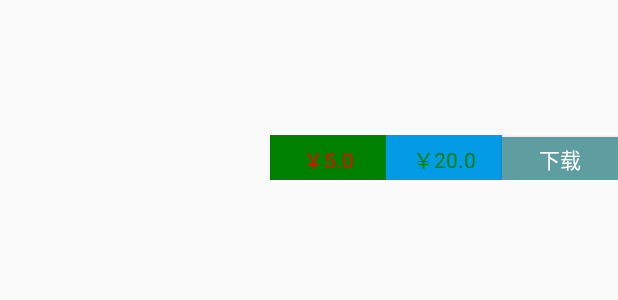
After one commit to yetote/CubeGame, an Android app: the layout item_boon.xml on its own in the app's theme, with its tools: preview values and no code run, on a phone screen of 412 x 824 dp. The commit adds this screen. Shown: the top 300 px of the screen. Run offline under Robolectric (Android 15) with nearby library versions, the phone set to English and light mode, and no system bars.

Commit message:
第二十三天：倒计时按钮完善，增加部分xml布局

```diff
--- a/app/src/main/res/layout/fragment_boon.xml
+++ b/app/src/main/res/layout/fragment_boon.xml
@@ -4,9 +4,11 @@
 
 <RelativeLayout xmlns:android="http://schemas.android.com/apk/res/android"
     android:layout_width="match_parent"
+    xmlns:tools="http://schemas.android.com/tools"
     android:layout_height="match_parent">
 
     <android.support.v7.widget.RecyclerView
+        tools:listitem="@layout/item_boon_free"
         android:layout_width="match_parent"
         android:layout_height="match_parent" />
 </RelativeLayout>
--- /dev/null
+++ b/app/src/main/res/layout/item_boon.xml
@@ -0,0 +1,84 @@
+<?xml version="1.0" encoding="utf-8"?>
+<RelativeLayout xmlns:android="http://schemas.android.com/apk/res/android"
+    xmlns:tools="http://schemas.android.com/tools"
+    android:layout_width="match_parent"
+    android:layout_height="120dp">
+
+    <ImageView
+        android:id="@+id/item_boon_iv"
+        android:layout_width="180dp"
+        android:layout_height="120dp"
+        android:layout_alignParentStart="true"
+        android:layout_alignParentTop="true" />
+
+    <TextView
+        android:id="@+id/item_boon_title"
+        android:layout_width="wrap_content"
+        android:layout_height="wrap_content"
+        android:layout_alignParentEnd="true"
+        android:layout_alignParentTop="true"
+        android:layout_toEndOf="@id/item_boon_iv"
+        android:gravity="start|center" />
+
+    <TextView
+        android:layout_above="@id/item_boon_discount"
+        android:id="@+id/item_boon_content"
+        android:layout_width="wrap_content"
+        android:layout_height="wrap_content"
+        android:layout_alignParentEnd="true"
+        android:layout_alignStart="@id/item_boon_title"
+        android:layout_below="@id/item_boon_title"
+        android:gravity="center|start"
+        android:padding="5dp" />
+
+    <TextView
+        android:id="@+id/item_boon_discount"
+        android:textColor="@color/gray_8f"
+        android:layout_width="wrap_content"
+        android:layout_height="30dp"
+        android:layout_above="@id/item_boon_priceLl"
+        android:layout_alignParentEnd="true"
+        android:layout_toEndOf="@id/item_boon_iv"
+        android:gravity="end|center" />
+
+    <LinearLayout
+        android:id="@+id/item_boon_priceLl"
+        android:layout_width="match_parent"
+        android:layout_height="30dp"
+        android:layout_alignParentBottom="true"
+        android:layout_alignParentEnd="true"
+        android:layout_toEndOf="@id/item_boon_iv"
+        android:orientation="horizontal">
+
+        <TextView
+            android:id="@+id/item_boon_originalCost"
+            android:layout_width="0dp"
+            android:layout_height="match_parent"
+            android:layout_weight="1"
+            android:background="@color/green"
+            android:gravity="center"
+            android:padding="5dp"
+            android:textColor="@color/red"
+            tools:text="￥5.0" />
+
+        <TextView
+            android:id="@+id/item_boon_discountCost"
+            android:layout_width="0dp"
+            android:layout_height="match_parent"
+            android:layout_weight="1"
+            android:background="@color/textColor"
+            android:gravity="center"
+            android:padding="5dp"
+            android:textColor="@color/green"
+            tools:text="￥20.0" />
+
+        <Button
+            android:id="@+id/item_boon_download"
+            android:layout_width="0dp"
+            android:layout_height="wrap_content"
+            android:layout_weight="1"
+            android:background="@color/cadetblue"
+            android:text="@string/download"
+            android:textColor="@color/white" />
+    </LinearLayout>
+</RelativeLayout>
```
Also changed, not shown: app/src/main/java/com/demo/yetote/cubegame/utils/Count.java (+5 -5 lines), app/src/main/java/com/demo/yetote/cubegame/utils/TimingButton.java (+10 -27 lines), app/src/main/res/layout/item_boon_free.xml (+31 -6 lines).
